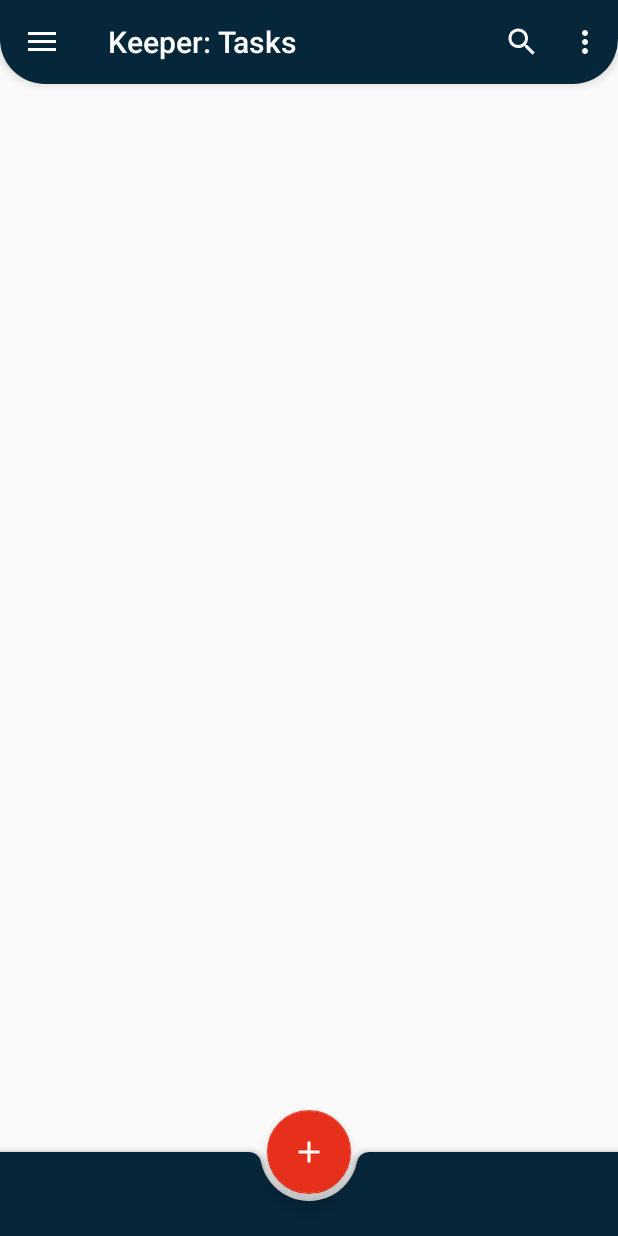
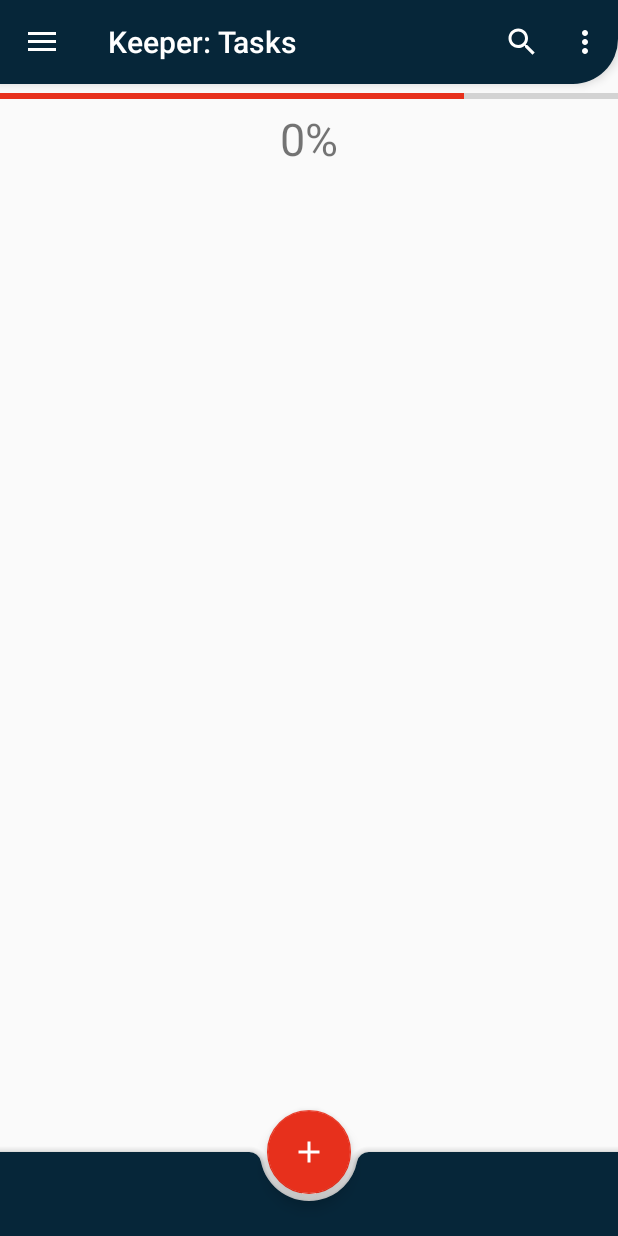
Before and after one commit to EGAMAGZ/Keeper-Deprecated-, an Android app: the screen it shows after launch (MainActivity), in the side drawer, after a tap on "Tasks", on a phone screen of 412 x 824 dp. Run offline under Robolectric (Android 15) with nearby library versions, the phone set to English and light mode, and no system bars.

Commit message:
Modified the way to store a new task, changed the apperance from task_fragment,and few additions in TaskFragment.java

```diff
--- a/app/src/main/java/com/android/keeper/fragments/TasksFragment.java
+++ b/app/src/main/java/com/android/keeper/fragments/TasksFragment.java
@@ -9,22 +9,32 @@ import android.support.v4.app.Fragment;
 import android.view.LayoutInflater;
 import android.view.View;
 import android.view.ViewGroup;
+import android.widget.ProgressBar;
+import android.widget.TextView;
 
 import com.android.keeper.AddTaskActivity;
 import com.android.keeper.R;
+import com.android.keeper.localdb.SQLiteConnection;
 
 public class TasksFragment extends Fragment {
 
-    private View fragmentView;
-    private FloatingActionButton addTaskBtn;
+    private View FragmentView;
+    private FloatingActionButton AddTaskBtn;
+    private SQLiteConnection conn;
+    private ProgressBar TaskProgressBar;
+    private TextView TaskPercentage;
 
     @Nullable
     @Override
     public View onCreateView(@NonNull LayoutInflater inflater, @Nullable ViewGroup container, @Nullable Bundle savedInstanceState) {
-        fragmentView=inflater.inflate(R.layout.fragment_tasks,container,false);
+        FragmentView=inflater.inflate(R.layout.fragment_tasks,container,false);
+        TaskProgressBar=(ProgressBar) FragmentView.findViewById(R.id.task_progress_bar);
+        TaskPercentage=(TextView) FragmentView.findViewById(R.id.task_progress_percentage);
 
-        addTaskBtn =(FloatingActionButton) fragmentView.findViewById(R.id.addtask_flt_btn);
-        addTaskBtn.setOnClickListener(new View.OnClickListener() {
+        conn=new SQLiteConnection(getContext(),"keeper_db",null,1);
+
+        AddTaskBtn =(FloatingActionButton) FragmentView.findViewById(R.id.addtask_flt_btn);
+        AddTaskBtn.setOnClickListener(new View.OnClickListener() {
             @Override
             public void onClick(View view) {
                 Intent intent=new Intent(getActivity(), AddTaskActivity.class);
@@ -32,6 +42,7 @@ public class TasksFragment extends Fragment {
             }
         });
 
-        return fragmentView;
+        return FragmentView;
     }
+
 }
--- a/app/src/main/res/drawable/top_bar_menu.xml
+++ b/app/src/main/res/drawable/top_bar_menu.xml
@@ -3,7 +3,7 @@
     <item>
         <shape android:shape="rectangle">
             <solid android:color="@color/thirdColor"></solid>
-            <corners android:bottomRightRadius="30dp" android:bottomLeftRadius="30dp"></corners>
+            <corners android:bottomRightRadius="30dp" android:bottomLeftRadius="0dp"></corners>
         </shape>
         <padding android:bottom="10dp"
             android:left="30dp"
--- a/app/src/main/res/layout/fragment_tasks.xml
+++ b/app/src/main/res/layout/fragment_tasks.xml
@@ -1,9 +1,30 @@
 <?xml version="1.0" encoding="utf-8"?>
-<android.support.constraint.ConstraintLayout xmlns:android="http://schemas.android.com/apk/res/android"
+<RelativeLayout xmlns:android="http://schemas.android.com/apk/res/android"
     xmlns:app="http://schemas.android.com/apk/res-auto"
     xmlns:tools="http://schemas.android.com/tools"
     android:layout_width="match_parent"
     android:layout_height="match_parent">
+    <LinearLayout
+        android:layout_width="match_parent"
+        android:layout_height="match_parent"
+        android:orientation="vertical">
+
+        <ProgressBar
+            android:id="@+id/task_progress_bar"
+            android:progress="75"
+            android:layout_width="match_parent"
+            android:layout_height="wrap_content"
+            style="?android:attr/progressBarStyleHorizontal" />
+
+        <TextView
+            android:id="@+id/task_progress_percentage"
+            android:layout_width="match_parent"
+            android:layout_height="wrap_content"
+            android:text="0%"
+            android:textSize="30sp"
+            android:gravity="center"/>
+
+    </LinearLayout>
 
     <android.support.design.widget.CoordinatorLayout
         android:layout_width="match_parent"
@@ -28,4 +49,4 @@
             app:layout_constraintEnd_toEndOf="parent"
             app:srcCompat="@drawable/ic_add_white_24dp" />
     </android.support.design.widget.CoordinatorLayout>
-</android.support.constraint.ConstraintLayout>
+</RelativeLayout>
```
Also changed, not shown: app/src/main/java/com/android/keeper/AddTaskActivity.java (+9 -3 lines), app/src/main/res/layout/activity_add_task.xml (+7 -2 lines).
